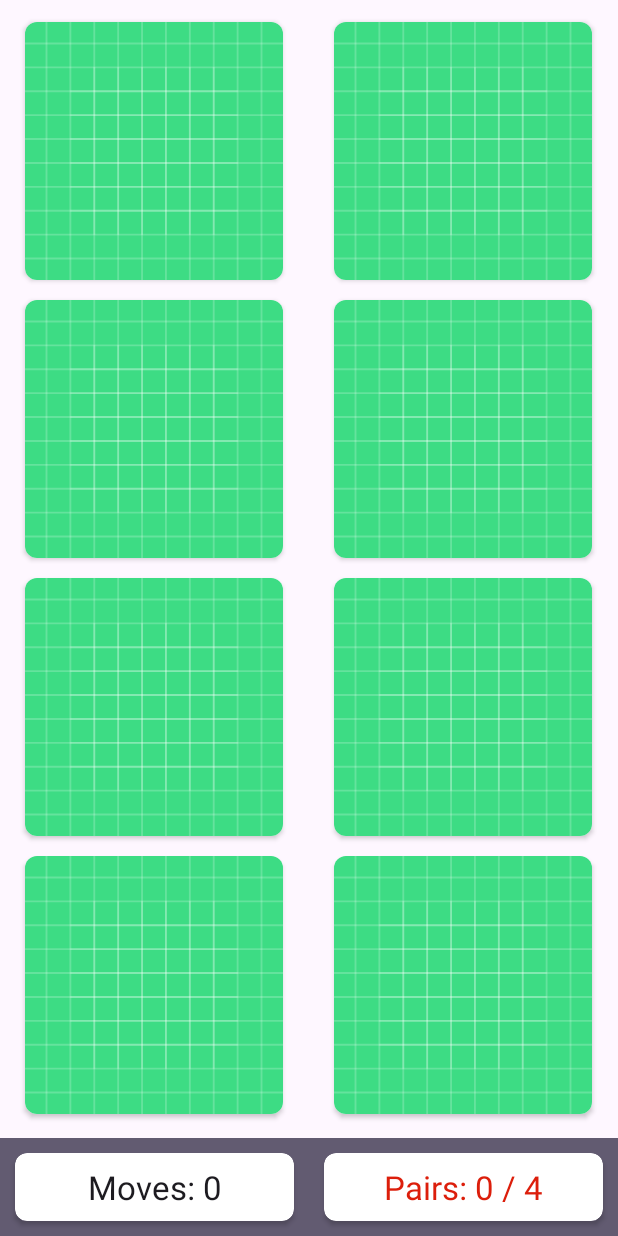
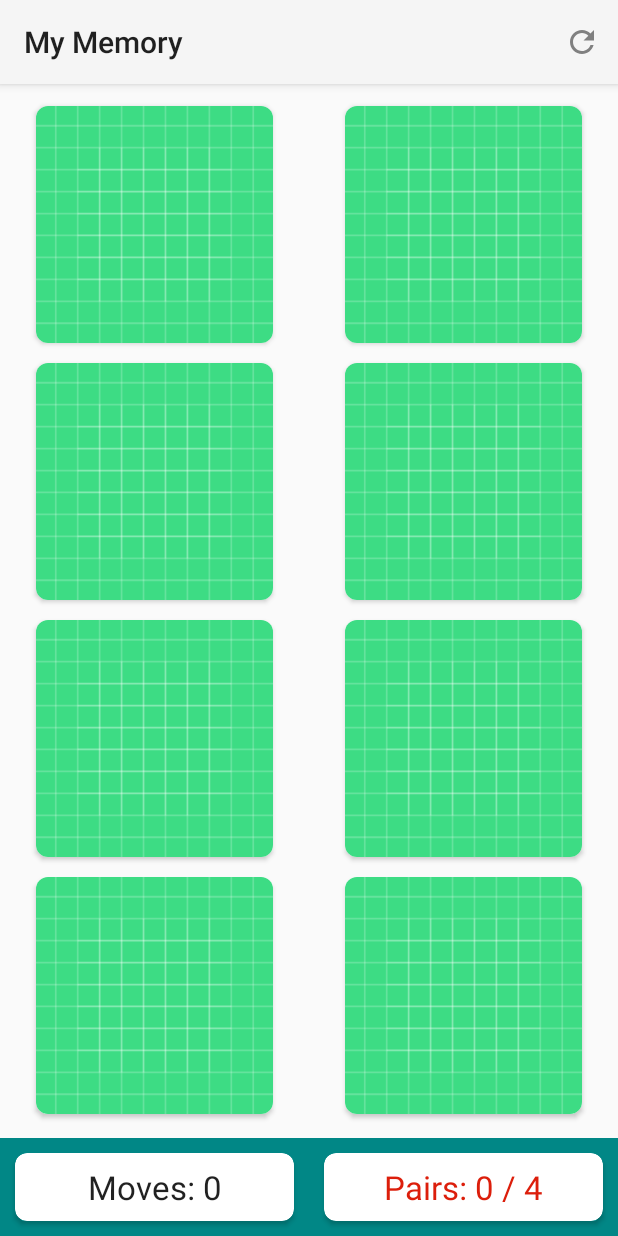
Before and after one commit to ivan-tiutin/android-my-memory-app, an Android app: the screen it shows after launch (MainActivity), on a phone screen of 412 x 824 dp. Run offline under Robolectric (Android 15) with nearby library versions, the phone set to English and light mode, and no system bars.

Commit message:
Fixed action bar problem

```diff
--- a/app/src/main/java/com/example/mymemory/MainActivity.kt
+++ b/app/src/main/java/com/example/mymemory/MainActivity.kt
@@ -38,6 +38,7 @@ class MainActivity : AppCompatActivity() {
         rvBoard = findViewById(R.id.rvBoard)
         tvNumberMoves = findViewById(R.id.tvNumberMoves)
         tvNumberPairs = findViewById(R.id.tvNumberPairs)
+//        setHasOptionsMenu(true)
 
         setupBoard()
     }
--- a/app/src/main/res/values-night/themes.xml
+++ b/app/src/main/res/values-night/themes.xml
@@ -1,6 +1,6 @@
 <resources xmlns:tools="http://schemas.android.com/tools">
     <!-- Base application theme. -->
-    <style name="Base.Theme.MyMemory" parent="Theme.Material3.DayNight.NoActionBar">
+    <style name="Base.Theme.MyMemory" parent="Theme.MaterialComponents.DayNight.DarkActionBar">
         <!-- Customize your dark theme here. -->
         <!-- <item name="colorPrimary">@color/my_dark_primary</item> -->
     </style>
--- a/app/src/main/res/values/themes.xml
+++ b/app/src/main/res/values/themes.xml
@@ -1,6 +1,6 @@
 <resources xmlns:tools="http://schemas.android.com/tools">
     <!-- Base application theme. -->
-    <style name="Base.Theme.MyMemory" parent="Theme.Material3.DayNight.NoActionBar">
+    <style name="Base.Theme.MyMemory" parent="Theme.MaterialComponents.DayNight.Bridge">
         <!-- Customize your light theme here. -->
         <!-- <item name="colorPrimary">@color/my_light_primary</item> -->
     </style>
```
